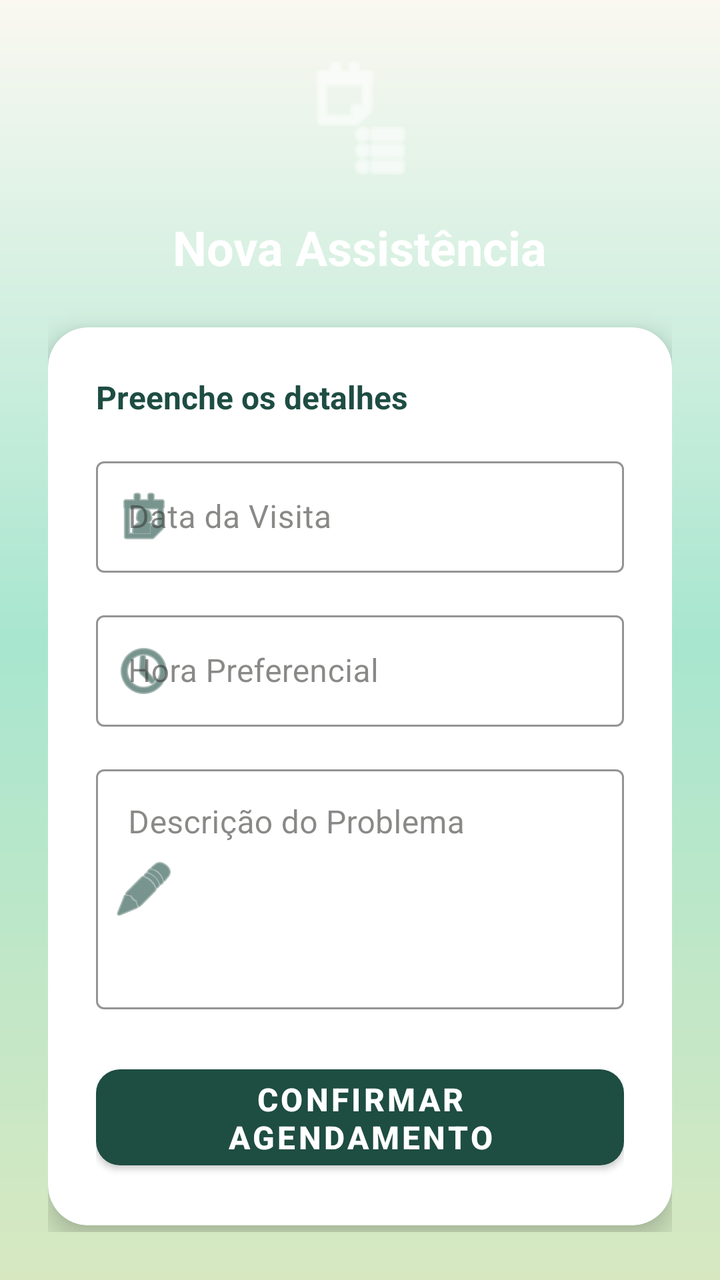
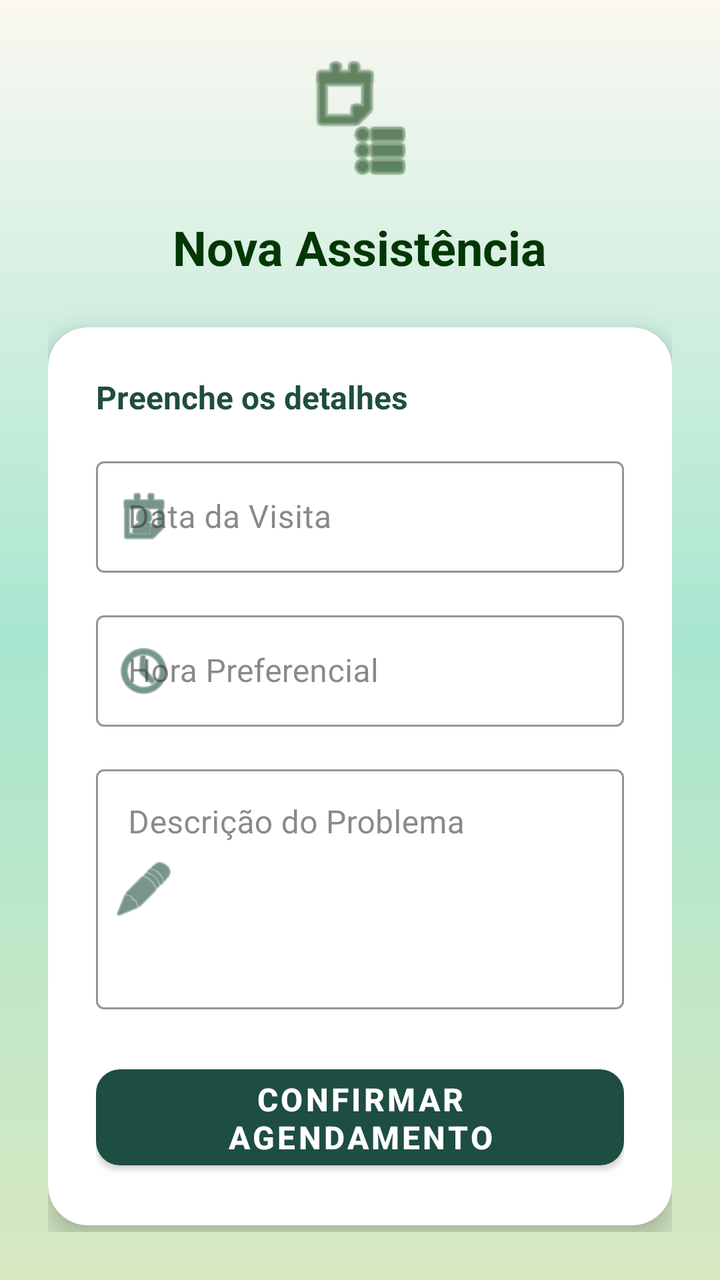

Two renders of the same Android screen: before a commit and after it. Below are the layout's source before the change and the commit's diff.
<!-- AndroidManifest.xml: application theme Theme.EcoTrack -->
<!-- res/layout/activity_agendar_assistencia.xml -->
<?xml version="1.0" encoding="utf-8"?>
<ScrollView xmlns:android="http://schemas.android.com/apk/res/android"
    xmlns:app="http://schemas.android.com/apk/res-auto"
    android:layout_width="match_parent"
    android:layout_height="match_parent"
    android:fillViewport="true"
    android:background="@drawable/gradient_verde">

    <LinearLayout
        android:layout_width="match_parent"
        android:layout_height="wrap_content"
        android:gravity="center"
        android:padding="24dp"
        android:orientation="vertical">

        <ImageView
            android:layout_width="64dp"
            android:layout_height="64dp"
            android:src="@android:drawable/ic_menu_agenda"
            app:tint="#FFFFFF"
            android:layout_marginBottom="16dp"
            android:contentDescription="Ícone Calendário" />

        <TextView
            android:layout_width="wrap_content"
            android:layout_height="wrap_content"
            android:text="Nova Assistência"
            android:textColor="#FFFFFF"
            android:textSize="24sp"
            android:textStyle="bold"
            android:layout_marginBottom="24dp"/>

        <com.google.android.material.card.MaterialCardView
            android:layout_width="match_parent"
            android:layout_height="wrap_content"
            app:cardCornerRadius="20dp"
            app:cardElevation="8dp"
            android:backgroundTint="#FFFFFF">

            <LinearLayout
                android:layout_width="match_parent"
                android:layout_height="wrap_content"
                android:orientation="vertical"
                android:padding="24dp">

                <TextView
                    android:layout_width="match_parent"
                    android:layout_height="wrap_content"
                    android:text="Preenche os detalhes"
                    android:textColor="#1E4D42"
                    android:textSize="16sp"
                    android:textStyle="bold"
                    android:layout_marginBottom="16dp"/>

                <com.google.android.material.textfield.TextInputLayout
                    android:id="@+id/tilData"
                    android:layout_width="match_parent"
                    android:layout_height="wrap_content"
                    android:hint="Data da Visita"
                    app:startIconDrawable="@android:drawable/ic_menu_my_calendar"
                    app:startIconTint="#1E4D42"
                    app:boxStrokeColor="#1E4D42"
                    app:hintTextColor="#1E4D42"
                    style="@style/Widget.MaterialComponents.TextInputLayout.OutlinedBox">

                    <com.google.android.material.textfield.TextInputEditText
                        android:id="@+id/etData"
                        android:layout_width="match_parent"
                        android:layout_height="wrap_content"
                        android:focusable="false"
                        android:clickable="true"
                        android:inputType="none"/>
                </com.google.android.material.textfield.TextInputLayout>

                <Space android:layout_width="match_parent" android:layout_height="16dp"/>

                <com.google.android.material.textfield.TextInputLayout
                    android:id="@+id/tilHora"
                    android:layout_width="match_parent"
                    android:layout_height="wrap_content"
                    android:hint="Hora Preferencial"
                    app:startIconDrawable="@android:drawable/ic_menu_recent_history"
                    app:startIconTint="#1E4D42"
                    app:boxStrokeColor="#1E4D42"
                    app:hintTextColor="#1E4D42"
                    style="@style/Widget.MaterialComponents.TextInputLayout.OutlinedBox">

                    <com.google.android.material.textfield.TextInputEditText
                        android:id="@+id/etHora"
                        android:layout_width="match_parent"
                        android:layout_height="wrap_content"
                        android:focusable="false"
                        android:clickable="true"
                        android:inputType="none"/>
                </com.google.android.material.textfield.TextInputLayout>

                <Space android:layout_width="match_parent" android:layout_height="16dp"/>

                <com.google.android.material.textfield.TextInputLayout
                    android:id="@+id/tilDescricao"
                    android:layout_width="match_parent"
                    android:layout_height="wrap_content"
                    android:hint="Descrição do Problema"
                    app:startIconDrawable="@android:drawable/ic_menu_edit"
                    app:startIconTint="#1E4D42"
                    app:boxStrokeColor="#1E4D42"
                    app:hintTextColor="#1E4D42"
                    style="@style/Widget.MaterialComponents.TextInputLayout.OutlinedBox">

                    <com.google.android.material.textfield.TextInputEditText
                        android:id="@+id/etDescricao"
                        android:layout_width="match_parent"
                        android:layout_height="120dp"
                        android:gravity="top|start"
                        android:inputType="textMultiLine"
                        android:minLines="3"/>
                </com.google.android.material.textfield.TextInputLayout>

                <Space android:layout_width="match_parent" android:layout_height="24dp"/>

                <com.google.android.material.button.MaterialButton
                    android:id="@+id/btnAgendar"
                    android:layout_width="match_parent"
                    android:layout_height="60dp"
                    android:text="Confirmar Agendamento"
                    android:textSize="16sp"
                    android:textStyle="bold"
                    android:textColor="#FFFFFF"
                    app:backgroundTint="#1E4D42"
                    app:cornerRadius="12dp"
                    android:elevation="4dp"/>

            </LinearLayout>

        </com.google.android.material.card.MaterialCardView>

    </LinearLayout>
</ScrollView>
<!-- resources referenced by this layout -->
<resources>
  <!-- drawable gradient_verde (drawable) -->
  <shape xmlns:android="http://schemas.android.com/apk/res/android">
      <gradient
          android:startColor="@color/pastel_lightgreen"
          android:centerColor="@color/mint_start"
          android:endColor="@color/pastel_whitewarm"
          android:angle="90" />
  
      <corners android:radius="0dp" />
  </shape>
  <style name="Theme.EcoTrack" parent="Theme.MaterialComponents.Light.NoActionBar">
          
          <item name="colorPrimary">@color/colorPrimary</item>
          <item name="colorOnPrimary">@color/colorOnPrimary</item>
          <item name="colorSecondary">@color/colorSecondary</item>
          <item name="colorOnSecondary">@color/colorOnSecondary</item>
  
          
          <item name="colorOnBackground">@color/background_beige</item>
          <item name="colorSurface">@color/colorSurface</item>
          <item name="colorOnSurface">@color/colorOnSurface</item>
          <item name="android:windowBackground">@color/background_beige</item>
  
          
          <item name="colorPrimaryContainer">@color/colorPrimaryContainer</item>
          <item name="colorOnPrimaryContainer">@color/colorOnPrimaryContainer</item>
          <item name="colorSecondaryContainer">@color/colorSecondaryContainer</item>
          <item name="colorOnSecondaryContainer">@color/colorOnSecondaryContainer</item>
  
          
          <item name="colorError">@color/colorError</item>
          <item name="colorOnError">@color/colorOnError</item>
          <item name="colorErrorContainer">@color/colorErrorContainer</item>
          <item name="colorOnErrorContainer">@color/colorOnErrorContainer</item>
  
          
          <item name="colorOutline">@color/colorOutline</item>
  
          
          <item name="android:textColorPrimary">@color/text_primary</item>
          <item name="android:textColorSecondary">@color/text_secondary</item>
  
          
          <item name="android:statusBarColor">@color/colorPrimary</item>
          <item name="android:navigationBarColor">@color/background_beige</item>
      </style>
  <color name="pastel_lightgreen">#D7E8C1</color>
  <color name="mint_start">#A8E6CF</color>
  <color name="pastel_whitewarm">#FAF8F1</color>
  <color name="colorPrimary">#2E7D5B</color>
  <color name="colorOnPrimary">#FFFFFF</color>
  <color name="colorSecondary">#52644F</color>
  <color name="colorOnSecondary">#FFFFFF</color>
  <color name="background_beige">#FFFDF8</color>
  <color name="colorSurface">#FAF7F2</color>
  <color name="colorOnSurface">#3B3A37</color>
  <color name="colorPrimaryContainer">#BFE3CF</color>
  <color name="colorOnPrimaryContainer">#1A3B2C</color>
  <color name="colorSecondaryContainer">#D5E8D7</color>
  <color name="colorOnSecondaryContainer">#1F352F</color>
  <color name="colorError">#B3261E</color>
  <color name="colorOnError">#FFFFFF</color>
  <color name="colorErrorContainer">#F9DEDC</color>
  <color name="colorOnErrorContainer">#410E0B</color>
  <color name="colorOutline">#D8D2C8</color>
  <color name="text_primary">#2E2E2E</color>
  <color name="text_secondary">#7A7A7A</color>
</resources>

<!-- the commit's change to res/layout/activity_agendar_assistencia.xml (unified diff, before → after) -->
@@ -16,16 +16,16 @@
         <ImageView
             android:layout_width="64dp"
             android:layout_height="64dp"
+            android:layout_marginBottom="16dp"
+            android:contentDescription="Ícone Calendário"
             android:src="@android:drawable/ic_menu_agenda"
-            app:tint="#FFFFFF"
-            android:layout_marginBottom="16dp"
-            android:contentDescription="Ícone Calendário" />
+            app:tint="@color/green" />
 
         <TextView
             android:layout_width="wrap_content"
             android:layout_height="wrap_content"
             android:text="Nova Assistência"
-            android:textColor="#FFFFFF"
+            android:textColor="@color/green"
             android:textSize="24sp"
             android:textStyle="bold"
             android:layout_marginBottom="24dp"/>
<!-- resource entries referenced after the edit -->
@@ -1,5 +1,6 @@
 <!-- resources referenced by this layout -->
 <resources>
+  <color name="green">#033705</color>
   <!-- drawable gradient_verde (drawable) -->
   <shape xmlns:android="http://schemas.android.com/apk/res/android">
       <gradient
